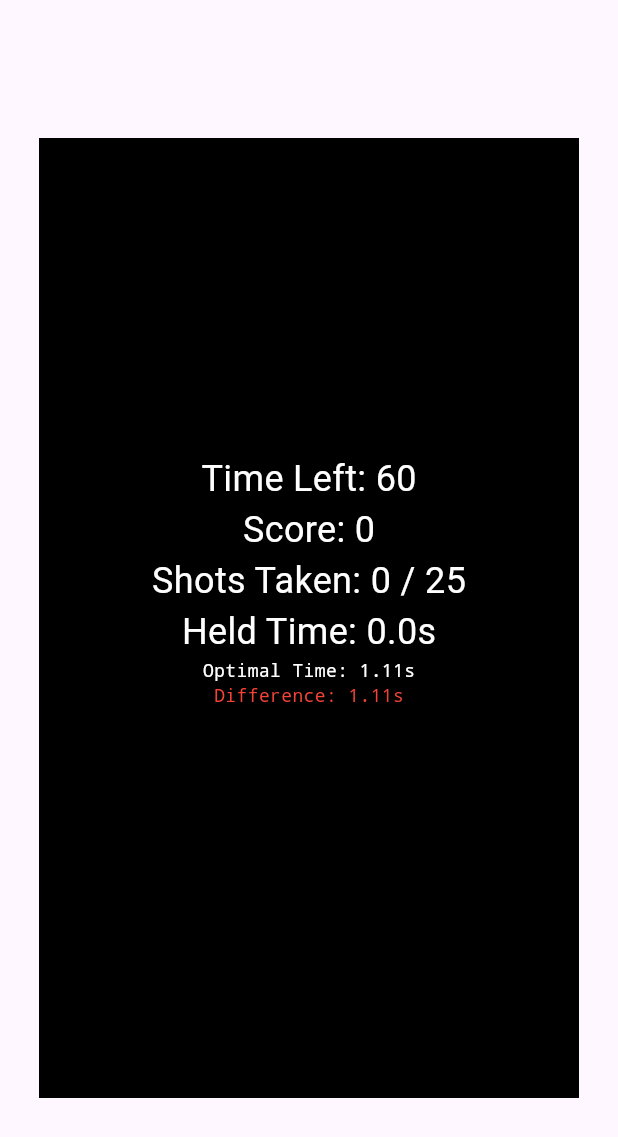
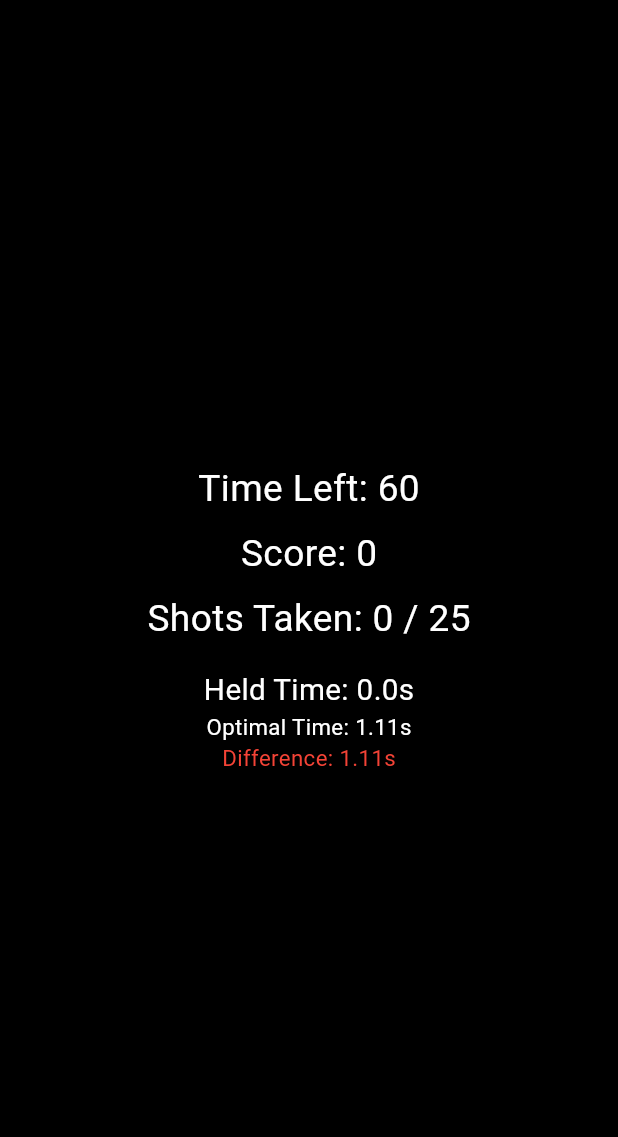
Before and after one commit to melkyG/MoneyBallApp, a Flutter app: the screen it shows after launch, after a tap on "Play", on a phone screen of 412 x 824 dp. Shown: the top 1137 px of the screen. Run offline on Flutter 3.47's test engine with Material 3 defaults, Android fonts, the phone set to English and light mode, and no system bars.

Commit message:
fixes to match screen size

```diff
--- a/lib/main.dart
+++ b/lib/main.dart
@@ -4,16 +4,8 @@
 
 void main() {
   runApp(MaterialApp(
-    home: Scaffold(
-      body: Center(
-        child: Container(
-          width: 360, // Mobile width (e.g., Galaxy S20)
-          height: 640, // Mobile height
-          color: Colors.black,
-          child: BasketballGame(),
-        ),
-      ),
-    ),
+    debugShowCheckedModeBanner: false,
+    home: BasketballGame(),
   ));
 }
 
@@ -144,19 +136,22 @@
 
   @override
   Widget build(BuildContext context) {
+    double screenWidth = MediaQuery.of(context).size.width;
+    double screenHeight = MediaQuery.of(context).size.height;
+    double textSize = screenWidth * 0.06;
+
     return Scaffold(
       backgroundColor: Colors.black,
-      appBar: null, // Remove the app bar
       body: SafeArea(
         child: showIntro
             ? Center(
                 child: Text(
                   "Money Ball",
                   style: TextStyle(
-                    fontSize: 32,
+                    fontSize: textSize,
                     fontWeight: FontWeight.bold,
-                    color: Colors.orange
-                  )
+                    color: Colors.orange,
+                  ),
                 ),
               )
             : inGame
@@ -168,38 +163,44 @@
                       }
                     },
                     child: Container(
-                      color: Colors.transparent, // Make container transparent
+                      color: Colors.transparent,
                       width: double.infinity,
                       height: double.infinity,
+                      padding:
+                          EdgeInsets.symmetric(horizontal: screenWidth * 0.05),
                       child: Column(
                         mainAxisAlignment: MainAxisAlignment.center,
                         children: [
-
                           Text("Time Left: $timeLeft",
-                            style: TextStyle(fontSize: 24, color: Colors.white)),
+                              style: TextStyle(
+                                  fontSize: textSize, color: Colors.white)),
+                          SizedBox(height: screenHeight * 0.01),
                           Text("Score: $score",
-                            style: TextStyle(fontSize: 24, color: Colors.white)),
+                              style: TextStyle(
+                                  fontSize: textSize, color: Colors.white)),
+                          SizedBox(height: screenHeight * 0.01),
                           Text("Shots Taken: $shotsTaken / $maxShots",
-                            style: TextStyle(fontSize: 24, color: Colors.white)),
+                              style: TextStyle(
+                                  fontSize: textSize, color: Colors.white)),
+                          SizedBox(height: screenHeight * 0.02),
                           Text("Held Time: ${heldTime.toStringAsFixed(1)}s",
-                            style: TextStyle(fontSize: 24, color: Colors.white)),
+                              style: TextStyle(
+                                  fontSize: textSize * 0.8,
+                                  color: Colors.white)),
                           Text(
                               "Optimal Time: ${optimalTime.toStringAsFixed(2)}s",
                               style: TextStyle(
-                                    color: Colors.white,
-                                    fontFamily: 'Courier',
-                                    fontSize: 12,
-                                  ),
-                                ),
-                          Text("Difference: ${(heldTime - optimalTime).abs().toStringAsFixed(2)}s",
+                                  fontSize: textSize * 0.6,
+                                  color: Colors.white)),
+                          Text(
+                            "Difference: ${(heldTime - optimalTime).abs().toStringAsFixed(2)}s",
                             style: TextStyle(
+                              fontSize: textSize * 0.6,
                               color: (heldTime - optimalTime).abs() < 0.2
                                   ? Colors.green
                                   : Colors.red,
-                                  fontFamily: 'Courier',
-                                  fontSize: 12,
-                                )),
-                          SizedBox(height: 50),
+                            ),
+                          ),
                         ],
                       ),
                     ),
@@ -212,25 +213,32 @@
                           Text(
                             "Game Over!",
                             style: TextStyle(
-                              fontSize: 32,
+                              fontSize: textSize,
                               fontWeight: FontWeight.bold,
-                              color: Colors.white
-                            )
+                              color: Colors.white,
                             ),
-                          Text(
-                            "Final Score: $score",
-                            style: TextStyle(fontSize: 24, color: Colors.white)
                           ),
+                          SizedBox(height: screenHeight * 0.01),
+                          Text("Final Score: $score",
+                              style: TextStyle(
+                                  fontSize: textSize * 0.8,
+                                  color: Colors.white)),
                         ],
-                        SizedBox(height: 20),
+                        SizedBox(height: screenHeight * 0.05),
                         ElevatedButton(
                           onPressed: startGame,
                           style: ElevatedButton.styleFrom(
                             backgroundColor: Colors.orange,
+                            padding: EdgeInsets.symmetric(
+                                vertical: screenHeight * 0.015,
+                                horizontal: screenWidth * 0.15),
                           ),
-                          child: Text("Play", style: TextStyle(color: Colors.white)),
+                          child: Text("Play",
+                              style: TextStyle(
+                                  fontSize: textSize * 0.8,
+                                  color: Colors.white)),
                         ),
-                        SizedBox(height: 10),
+                        SizedBox(height: screenHeight * 0.02),
                         ElevatedButton(
                           onPressed: () {
                             setState(() {
@@ -240,8 +248,14 @@
                           },
                           style: ElevatedButton.styleFrom(
                             backgroundColor: Colors.grey,
+                            padding: EdgeInsets.symmetric(
+                                vertical: screenHeight * 0.015,
+                                horizontal: screenWidth * 0.12),
                           ),
-                          child: Text("Quit", style: TextStyle(color: Colors.white)),
+                          child: Text("Quit",
+                              style: TextStyle(
+                                  fontSize: textSize * 0.8,
+                                  color: Colors.white)),
                         ),
                       ],
                     ),
```
Lines whose indentation alone changed are shown as unchanged.
